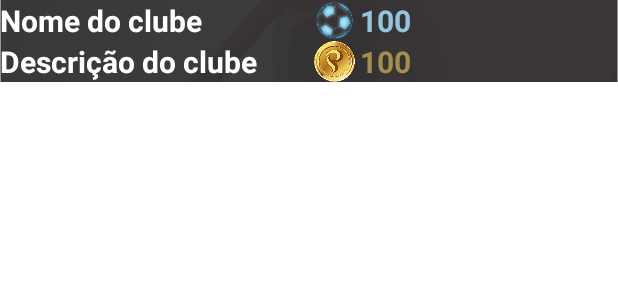
After one commit to ronie-san/pytaco_app, an Android app: the layout lst_clube_item.xml on its own in the app's theme, with its tools: preview values and no code run, on a phone screen of 412 x 824 dp. The commit adds this screen. Shown: the top 300 px of the screen. Run offline under Robolectric (Android 15) with nearby library versions, the phone set to English and light mode, and no system bars.

Commit message:
Implementação da lista de Clubes. Criação das classes Usuario e Clube. Alteração na tela principal para criar um objeto Usuario ao invés dos campos separadamente.

```diff
--- a/app/build.gradle
+++ b/app/build.gradle
@@ -27,6 +27,7 @@ dependencies {
     implementation 'androidx.core:core-ktx:1.2.0-rc01'
     implementation 'androidx.constraintlayout:constraintlayout:1.1.3'
     implementation 'com.google.android.material:material:1.2.0-alpha02'
+    implementation 'com.android.support:recyclerview-v7:28.0.0'
     testImplementation 'junit:junit:4.12'
     androidTestImplementation 'androidx.test.ext:junit:1.1.1'
     androidTestImplementation 'androidx.test.espresso:espresso-core:3.2.0'
--- /dev/null
+++ b/app/src/main/res/layout/lst_clube_item.xml
@@ -0,0 +1,104 @@
+<?xml version="1.0" encoding="utf-8"?>
+<RelativeLayout xmlns:android="http://schemas.android.com/apk/res/android"
+    android:layout_width="match_parent"
+    android:layout_height="wrap_content">
+
+    <ImageView
+        android:layout_width="0dp"
+        android:layout_height="0dp"
+        android:layout_alignStart="@+id/clube_item_pnlCorpo"
+        android:layout_alignTop="@+id/clube_item_pnlCorpo"
+        android:layout_alignEnd="@+id/clube_item_pnlCorpo"
+        android:layout_alignBottom="@+id/clube_item_pnlCorpo"
+        android:scaleType="centerCrop"
+        android:src="@drawable/backgroud_clube" />
+
+
+    <LinearLayout
+        android:id="@+id/clube_item_pnlCorpo"
+        android:layout_width="match_parent"
+        android:layout_height="wrap_content"
+        android:orientation="horizontal"
+        android:weightSum="100">
+
+
+        <LinearLayout
+            android:layout_width="0dp"
+            android:layout_height="wrap_content"
+            android:layout_weight="50"
+            android:orientation="vertical">
+
+            <TextView
+                android:id="@+id/clube_item_lblNome"
+                style="@style/label_login"
+                android:text="Nome do clube"
+                android:textSize="9pt" />
+
+            <TextView
+                android:id="@+id/clube_item_lblDescricao"
+                style="@style/label_login"
+                android:text="Descrição do clube"
+                android:textSize="9pt" />
+
+        </LinearLayout>
+
+        <LinearLayout
+            android:layout_width="0dp"
+            android:layout_height="wrap_content"
+            android:layout_weight="50"
+            android:orientation="vertical"
+            android:weightSum="100">
+
+
+            <LinearLayout
+                android:layout_width="match_parent"
+                android:layout_height="match_parent"
+                android:layout_weight="50"
+                android:orientation="horizontal">
+
+                <ImageView
+                    android:layout_width="0dp"
+                    android:layout_height="match_parent"
+                    android:layout_weight="20"
+                    android:adjustViewBounds="true"
+                    android:scaleType="centerInside"
+                    android:src="@drawable/bola_pytaco" />
+
+                <TextView
+                    android:id="@+id/clube_item_lblQtdPytaco"
+                    style="@style/label_login"
+                    android:layout_weight="80"
+                    android:text="100"
+                    android:textColor="@color/pytaco"
+                    android:textSize="9pt" />
+            </LinearLayout>
+
+
+            <LinearLayout
+                android:layout_width="match_parent"
+                android:layout_height="match_parent"
+                android:layout_weight="50"
+                android:orientation="horizontal">
+
+                <ImageView
+                    android:layout_width="0dp"
+                    android:layout_height="match_parent"
+                    android:layout_weight="20"
+                    android:adjustViewBounds="true"
+                    android:scaleType="centerInside"
+                    android:src="@drawable/ficha_pytaco" />
+
+                <TextView
+                    android:id="@+id/clube_item_lblQtdFicha"
+                    style="@style/label_login"
+                    android:layout_weight="80"
+                    android:text="100"
+                    android:textColor="@color/ficha"
+                    android:textSize="9pt" />
+            </LinearLayout>
+
+        </LinearLayout>
+
+    </LinearLayout>
+
+</RelativeLayout>
--- a/app/src/main/res/values/colors.xml
+++ b/app/src/main/res/values/colors.xml
@@ -3,4 +3,7 @@
     <color name="colorPrimary">#008577</color>
     <color name="colorPrimaryDark">#00574B</color>
     <color name="colorAccent">#D81B60</color>
+
+    <color name="pytaco">#93c6dd</color>
+    <color name="ficha">#a48e4d</color>
 </resources>
```
Also changed, not shown: app/src/main/java/br/com/enterprise/pytaco/activity/LoginActivity.java (+8 -14 lines), app/src/main/java/br/com/enterprise/pytaco/activity/MainActivity.java (+9 -16 lines), app/src/main/java/br/com/enterprise/pytaco/activity/adapter/ClubeItemAdapter.java (added, +58 -0 lines), app/src/main/java/br/com/enterprise/pytaco/pojo/Clube.java (added, +61 -0 lines), app/src/main/java/br/com/enterprise/pytaco/pojo/Usuario.java (added, +71 -0 lines), app/src/main/java/br/com/enterprise/pytaco/util/CustomRequest.java (+4 -8 lines).
